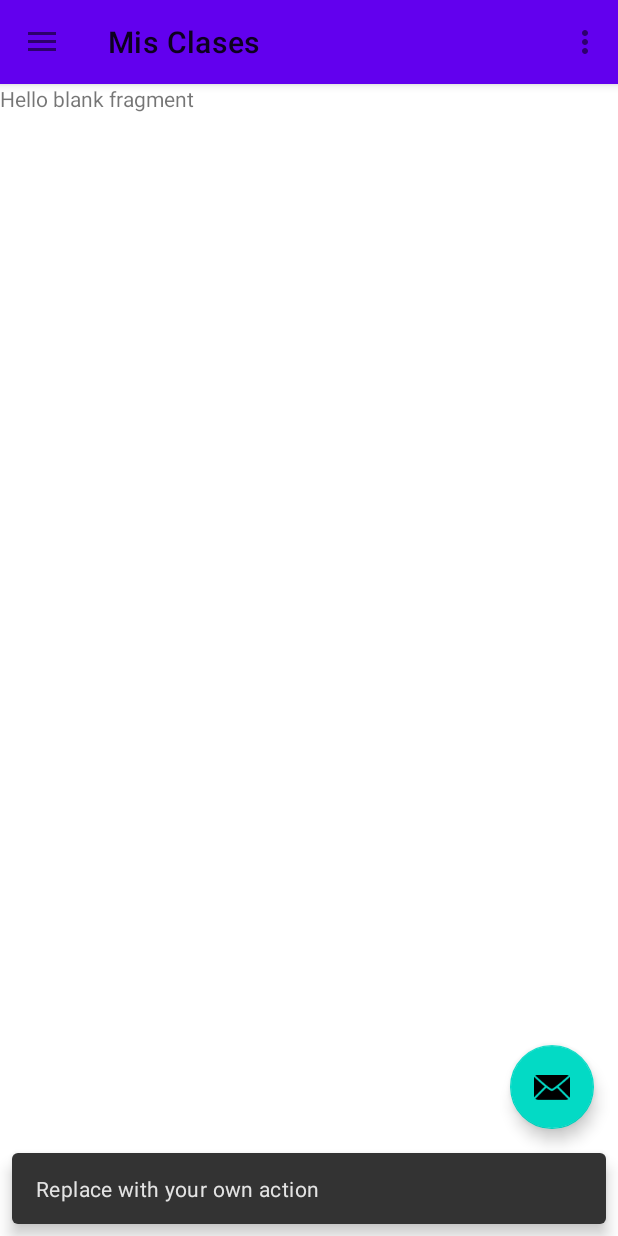
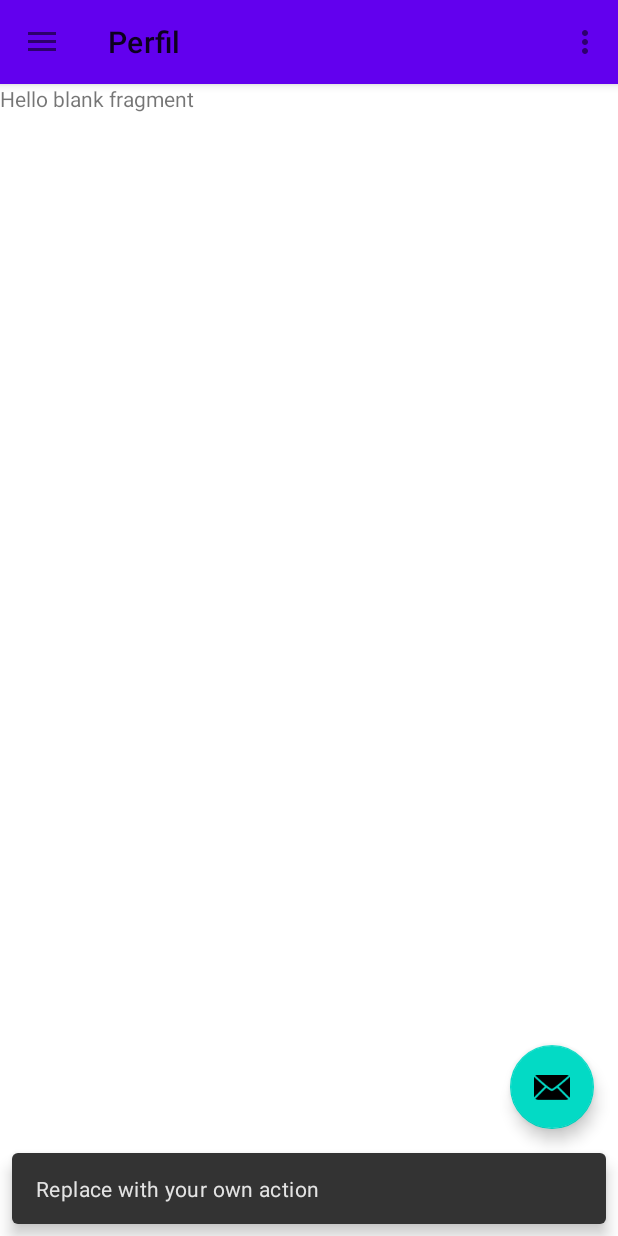
Before and after one commit to jhonrivera1100/EducatioApp, an Android app: the screen it shows after launch (MainActivity), after a tap on an icon or button, on a phone screen of 412 x 824 dp. Run offline under Robolectric (Android 15) with nearby library versions, the phone set to English and light mode, and no system bars; our stand-ins replace navigation-ui.

Commit message:
Home dentro de menu

```diff
--- a/app/src/main/java/com/jhon/educatioapp/controllers/MainActivity.kt
+++ b/app/src/main/java/com/jhon/educatioapp/controllers/MainActivity.kt
@@ -38,7 +38,7 @@ class MainActivity : AppCompatActivity() {
         // menu should be considered as top level destinations.
         appBarConfiguration = AppBarConfiguration(
             setOf(
-                R.id.activity_home, R.id.solicitar_clase, R.id.mis_clases, R.id.perfil_usuario
+                R.id.Home_Fragment, R.id.solicitar_clase, R.id.mis_clases, R.id.perfil_usuario
             ), drawerLayout
         )
         setupActionBarWithNavController(navController, appBarConfiguration)
--- a/app/src/main/res/layout/activity_home.xml
+++ b/app/src/main/res/layout/fragment_home.xml
@@ -4,7 +4,7 @@
     xmlns:tools="http://schemas.android.com/tools"
     android:layout_width="match_parent"
     android:layout_height="match_parent"
-    tools:context=".controllers.HomeActivity"
+    tools:context=".fragments.HomeFragment"
   >
 
 <androidx.viewpager.widget.ViewPager
--- a/app/src/main/res/menu/activity_main_drawer.xml
+++ b/app/src/main/res/menu/activity_main_drawer.xml
@@ -6,7 +6,7 @@
 
     <group android:checkableBehavior="single">
         <item
-            android:id="@+id/activity_home"
+            android:id="@+id/Home_Fragment"
             android:icon="@drawable/ic_menu_camera"
             android:title="@string/menu_home" />
 
--- a/app/src/main/res/navigation/mobile_navigation.xml
+++ b/app/src/main/res/navigation/mobile_navigation.xml
@@ -3,15 +3,15 @@
     xmlns:app="http://schemas.android.com/apk/res-auto"
     xmlns:tools="http://schemas.android.com/tools"
     android:id="@+id/mobile_navigation"
-    app:startDestination="@id/mis_clases">
+    app:startDestination="@id/perfil_usuario">
 
-    <activity
-        android:id="@+id/activity_home"
-        android:name="com.jhon.educatioapp.controllers.HomeActivity"
-        android:label="inicio"
-        tools:layout="@layout/activity_home" />
 
 <!-- Navegacion Usuario -->
+    <fragment
+        android:id="@+id/Home_Fragment"
+        android:name="com.jhon.educatioapp.fragments.HomeFragment"
+        android:label="@string/menu_home"
+        tools:layout="@layout/fragment_home" />
     <fragment
         android:id="@+id/solicitar_clase"
         android:name="com.jhon.educatioapp.fragments.SolicitarFragment"
--- a/build.gradle.kts
+++ b/build.gradle.kts
@@ -1,6 +1,6 @@
 // Top-level build file where you can add configuration options common to all sub-projects/modules.
 plugins {
-    id("com.android.application") version "8.3.0" apply false
+    id("com.android.application") version "8.2.2" apply false
     id("org.jetbrains.kotlin.android") version "1.9.22" apply false
     id("com.google.gms.google-services") version "4.4.1" apply false
 }
```
Also changed, not shown: app/src/main/java/com/jhon/educatioapp/fragments/HomeFragment.kt (renamed from app/src/main/java/com/jhon/educatioapp/controllers/HomeActivity.kt, +17 -9 lines).
